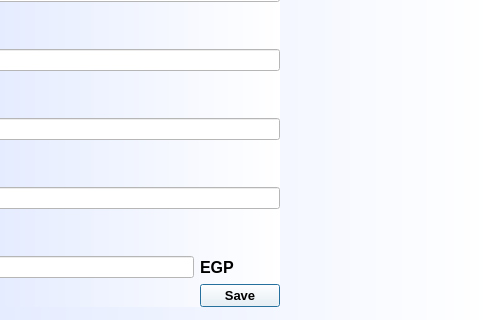
The window that Marketplace-Client/Marketplace-Client/account.ui (Ahmedkhalifa1999/Design-and-Implementation-of-a-Marketplace-system) describes before a commit, drawn with Qt 5; both pictures show x 411 to 900 and y 280 to 600 of the 900 by 600 pixel window.
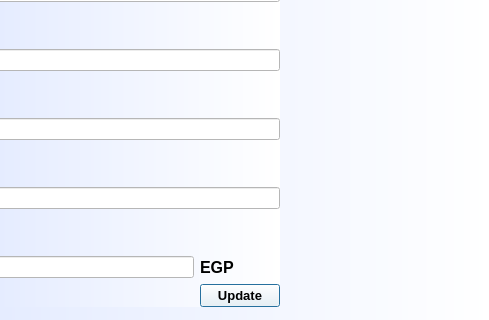
The same window after the commit.

What changed in the file:
```diff
--- a/Marketplace-Client/Marketplace-Client/account.ui
+++ b/Marketplace-Client/Marketplace-Client/account.ui
@@ -207,7 +207,7 @@
        <string notr="true">background-color: rgb(255, 255, 255);</string>
       </property>
       <property name="text">
-       <string>Save</string>
+       <string>Update</string>
       </property>
      </widget>
     </item>
@@ -243,7 +243,7 @@
     </item>
    </layout>
   </widget>
-  <widget class="QWidget" name="">
+  <widget class="QWidget" name="layoutWidget">
    <property name="geometry">
     <rect>
      <x>640</x>
```
